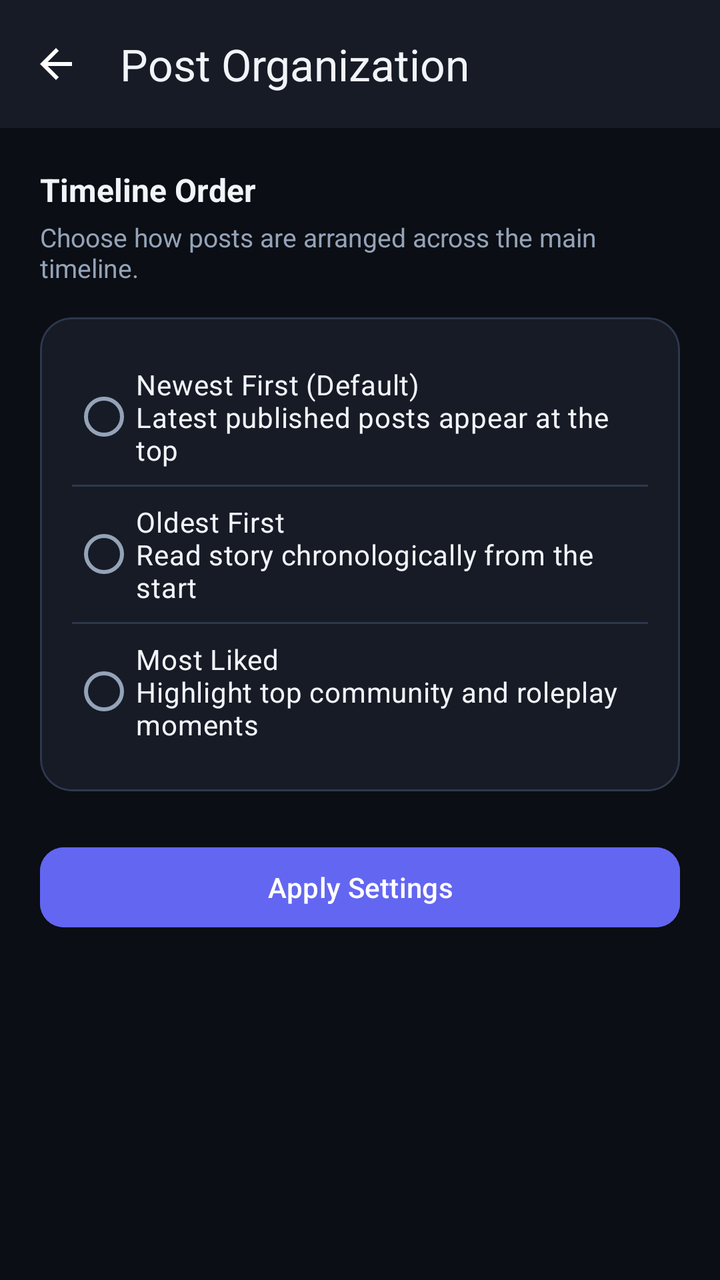
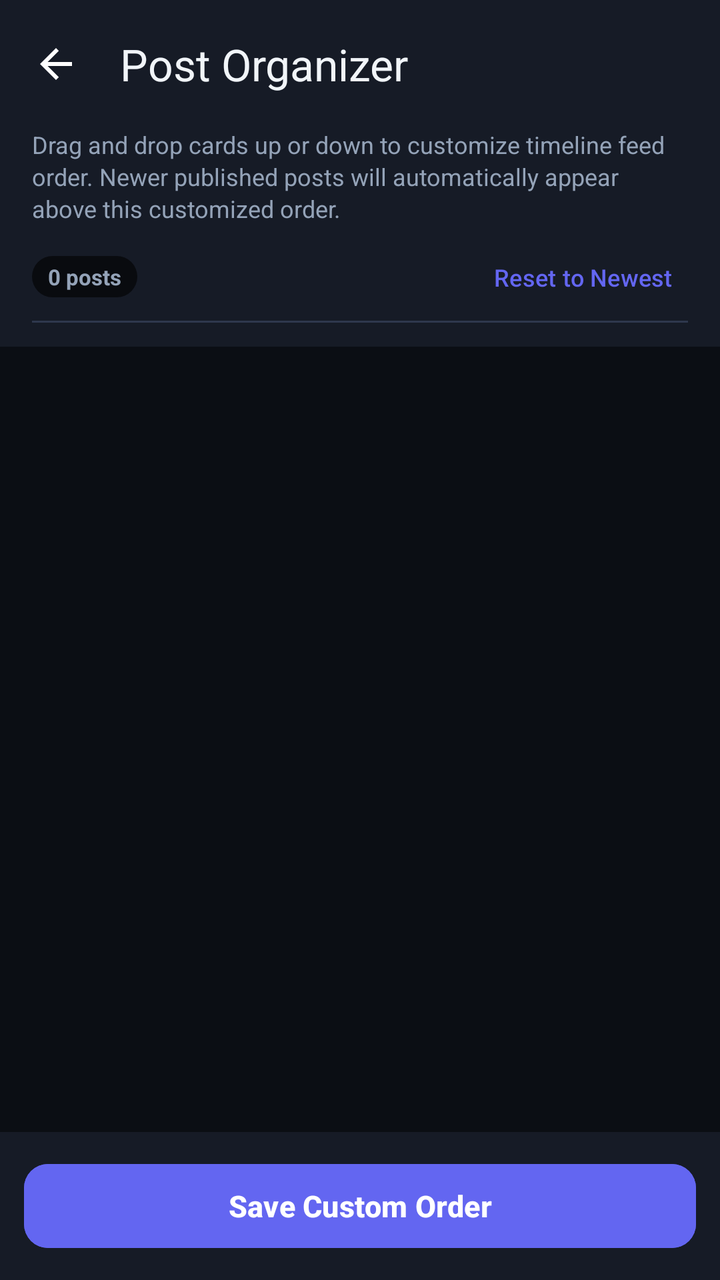

Screens rendered from an Android XML layout before and after an edit, with the pre-edit source and the edit as a unified diff.
<!-- AndroidManifest.xml: activity theme Theme.PersonaNet -->
<!-- res/layout/activity_post_organization.xml -->
<?xml version="1.0" encoding="utf-8"?>
<LinearLayout xmlns:android="http://schemas.android.com/apk/res/android"
    xmlns:app="http://schemas.android.com/apk/res-auto"
    android:layout_width="match_parent"
    android:layout_height="match_parent"
    android:background="@color/bg_midnight"
    android:orientation="vertical">

    <com.google.android.material.appbar.AppBarLayout
        android:id="@+id/app_bar_post_org"
        android:layout_width="match_parent"
        android:layout_height="wrap_content"
        android:background="@color/surface_card">

        <androidx.appcompat.widget.Toolbar
            android:id="@+id/toolbar_post_org"
            android:layout_width="match_parent"
            android:layout_height="?attr/actionBarSize"
            app:navigationIcon="@drawable/ic_back"
            app:title="Post Organization"
            app:titleTextColor="@color/text_primary" />
    </com.google.android.material.appbar.AppBarLayout>

    <LinearLayout
        android:layout_width="match_parent"
        android:layout_height="wrap_content"
        android:orientation="vertical"
        android:padding="20dp">

        <TextView
            android:layout_width="wrap_content"
            android:layout_height="wrap_content"
            android:text="Timeline Order"
            android:textColor="@color/text_primary"
            android:textSize="16sp"
            android:textStyle="bold" />

        <TextView
            android:layout_width="wrap_content"
            android:layout_height="wrap_content"
            android:layout_marginTop="4dp"
            android:text="Choose how posts are arranged across the main timeline."
            android:textColor="@color/text_secondary"
            android:textSize="13sp" />

        <com.google.android.material.card.MaterialCardView
            android:layout_width="match_parent"
            android:layout_height="wrap_content"
            android:layout_marginTop="16dp"
            app:cardBackgroundColor="@color/surface_card"
            app:cardCornerRadius="16dp"
            app:strokeColor="@color/border_divider"
            app:strokeWidth="1dp">

            <RadioGroup
                android:id="@+id/radio_group_post_sort"
                android:layout_width="match_parent"
                android:layout_height="wrap_content"
                android:padding="16dp">

                <RadioButton
                    android:id="@+id/radio_post_newest"
                    android:layout_width="match_parent"
                    android:layout_height="wrap_content"
                    android:paddingVertical="8dp"
                    android:text="Newest First (Default)\nLatest published posts appear at the top"
                    android:textColor="@color/text_primary" />

                <View
                    android:layout_width="match_parent"
                    android:layout_height="1dp"
                    android:background="@color/border_divider" />

                <RadioButton
                    android:id="@+id/radio_post_oldest"
                    android:layout_width="match_parent"
                    android:layout_height="wrap_content"
                    android:paddingVertical="8dp"
                    android:text="Oldest First\nRead story chronologically from the start"
                    android:textColor="@color/text_primary" />

                <View
                    android:layout_width="match_parent"
                    android:layout_height="1dp"
                    android:background="@color/border_divider" />

                <RadioButton
                    android:id="@+id/radio_post_most_liked"
                    android:layout_width="match_parent"
                    android:layout_height="wrap_content"
                    android:paddingVertical="8dp"
                    android:text="Most Liked\nHighlight top community and roleplay moments"
                    android:textColor="@color/text_primary" />
            </RadioGroup>
        </com.google.android.material.card.MaterialCardView>

        <com.google.android.material.button.MaterialButton
            android:id="@+id/btn_save_post_org"
            android:layout_width="match_parent"
            android:layout_height="48dp"
            android:layout_marginTop="24dp"
            android:backgroundTint="@color/indigo_primary"
            android:text="Apply Settings"
            android:textColor="@color/white"
            app:cornerRadius="12dp" />

    </LinearLayout>

</LinearLayout>
<!-- resources referenced by this layout -->
<resources>
  <color name="bg_midnight">#0B0E14</color>
  <color name="border_divider">#2E384D</color>
  <color name="indigo_primary">#6366F1</color>
  <color name="surface_card">#161B26</color>
  <color name="text_primary">#F1F5F9</color>
  <color name="text_secondary">#94A3B8</color>
  <color name="white">#FFFFFFFF</color>
  <!-- drawable ic_back (drawable) -->
  <vector xmlns:android="http://schemas.android.com/apk/res/android"
      android:width="24dp"
      android:height="24dp"
      android:viewportWidth="24"
      android:viewportHeight="24">
      <path
          android:fillColor="#FFFFFFFF"
          android:pathData="M20,11H7.83l5.59,-5.59L12,4l-8,8 8,8 1.41,-1.41L7.83,13H20v-2z" />
  </vector>
  <style name="Theme.PersonaNet" parent="Theme.Material3.DayNight.NoActionBar">
          
          <item name="colorPrimary">@color/indigo_primary</item>
          <item name="colorOnPrimary">@color/white</item>
          <item name="colorPrimaryContainer">@color/surface_elevated</item>
          <item name="colorOnPrimaryContainer">@color/text_primary</item>
          
          <item name="colorSecondary">@color/violet_accent</item>
          <item name="colorOnSecondary">@color/white</item>
  
          
          <item name="android:windowBackground">@color/bg_midnight</item>
          <item name="colorSurface">@color/surface_card</item>
          <item name="colorOnSurface">@color/text_primary</item>
          <item name="colorSurfaceVariant">@color/surface_elevated</item>
          <item name="colorOnSurfaceVariant">@color/text_secondary</item>
  
          
          <item name="android:statusBarColor">@color/bg_midnight</item>
          <item name="android:navigationBarColor">@color/bg_midnight</item>
          <item name="android:windowLightStatusBar">false</item>
          <item name="android:windowLightNavigationBar">false</item>
  
          <item name="android:textColorPrimary">@color/text_primary</item>
          <item name="android:textColorSecondary">@color/text_secondary</item>
      </style>
  <color name="surface_elevated">#1F2637</color>
  <color name="violet_accent">#8B5CF6</color>
</resources>

<!-- the commit's change to res/layout/activity_post_organization.xml (unified diff, before → after) -->
@@ -1,36 +1,129 @@
 <?xml version="1.0" encoding="utf-8"?>
-<LinearLayout xmlns:android="http://schemas.android.com/apk/res/android"
+<androidx.constraintlayout.widget.ConstraintLayout xmlns:android="http://schemas.android.com/apk/res/android"
     xmlns:app="http://schemas.android.com/apk/res-auto"
     android:layout_width="match_parent"
     android:layout_height="match_parent"
-    android:background="@color/bg_midnight"
-    android:orientation="vertical">
+    android:background="@color/bg_midnight">
 
+    
     <com.google.android.material.appbar.AppBarLayout
         android:id="@+id/app_bar_post_org"
-        android:layout_width="match_parent"
+        android:layout_width="0dp"
         android:layout_height="wrap_content"
-        android:background="@color/surface_card">
+        android:background="@color/surface_card"
+        app:layout_constraintEnd_toEndOf="parent"
+        app:layout_constraintStart_toStartOf="parent"
+        app:layout_constraintTop_toTopOf="parent">
 
         <androidx.appcompat.widget.Toolbar
             android:id="@+id/toolbar_post_org"
             android:layout_width="match_parent"
             android:layout_height="?attr/actionBarSize"
             app:navigationIcon="@drawable/ic_back"
-            app:title="Post Organization"
+            app:title="Post Organizer"
             app:titleTextColor="@color/text_primary" />
     </com.google.android.material.appbar.AppBarLayout>
 
+    
     <LinearLayout
-        android:layout_width="match_parent"
+        android:id="@+id/layout_org_header"
+        android:layout_width="0dp"
         android:layout_height="wrap_content"
+        android:background="@color/surface_card"
         android:orientation="vertical"
-        android:padding="20dp">
+        android:paddingHorizontal="16dp"
+        android:paddingBottom="12dp"
+        app:layout_constraintEnd_toEndOf="parent"
+        app:layout_constraintStart_toStartOf="parent"
+        app:layout_constraintTop_toBottomOf="@id/app_bar_post_org">
+
+        <TextView
+            android:layout_width="match_parent"
+            android:layout_height="wrap_content"
+            android:text="Drag and drop cards up or down to customize timeline feed order. Newer published posts will automatically appear above this customized order."
+            android:textColor="@color/text_secondary"
+            android:textSize="12sp"
+            android:lineSpacingExtra="2dp" />
+
+        <LinearLayout
+            android:layout_width="match_parent"
+            android:layout_height="wrap_content"
+            android:layout_marginTop="8dp"
+            android:gravity="center_vertical"
+            android:orientation="horizontal">
+
+            <TextView
+                android:id="@+id/text_post_count_badge"
+                android:layout_width="wrap_content"
+                android:layout_height="wrap_content"
+                android:background="@drawable/bg_counter_pill"
+                android:paddingHorizontal="8dp"
+                android:paddingVertical="3dp"
+                android:text="0 posts"
+                android:textColor="@color/text_secondary"
+                android:textSize="11sp"
+                android:textStyle="bold" />
+
+            <View
+                android:layout_width="0dp"
+                android:layout_height="1dp"
+                android:layout_weight="1" />
+
+            <com.google.android.material.button.MaterialButton
+                android:id="@+id/btn_reset_chronological"
+                style="@style/Widget.Material3.Button.TextButton"
+                android:layout_width="wrap_content"
+                android:layout_height="36dp"
+                android:paddingHorizontal="8dp"
+                android:text="Reset to Newest"
+                android:textColor="@color/indigo_primary"
+                android:textSize="12sp" />
+        </LinearLayout>
+        
+        <View
+            android:layout_width="match_parent"
+            android:layout_height="1dp"
+            android:layout_marginTop="4dp"
+            android:background="@color/border_divider" />
+    </LinearLayout>
+
+    
+    <androidx.recyclerview.widget.RecyclerView
+        android:id="@+id/recycler_post_organizer"
+        android:layout_width="0dp"
+        android:layout_height="0dp"
+        android:clipToPadding="false"
+        android:paddingVertical="8dp"
+        app:layout_constraintBottom_toTopOf="@id/layout_bottom_bar"
+        app:layout_constraintEnd_toEndOf="parent"
+        app:layout_constraintStart_toStartOf="parent"
+        app:layout_constraintTop_toBottomOf="@id/layout_org_header" />
+
+    
+    <LinearLayout
+        android:id="@+id/layout_empty_organizer"
+        android:layout_width="0dp"
+        android:layout_height="0dp"
+        android:gravity="center"
+        android:orientation="vertical"
+        android:padding="32dp"
+        android:visibility="gone"
+        app:layout_constraintBottom_toTopOf="@id/layout_bottom_bar"
+        app:layout_constraintEnd_toEndOf="parent"
+        app:layout_constraintStart_toStartOf="parent"
+        app:layout_constraintTop_toBottomOf="@id/layout_org_header">
+
+        <ImageView
+            android:layout_width="56dp"
+            android:layout_height="56dp"
+            android:src="@drawable/ic_feed"
+            app:tint="@color/text_tertiary" />
 
         <TextView
             android:layout_width="wrap_content"
             android:layout_height="wrap_content"
-            android:text="Timeline Order"
+            android:layout_marginTop="16dp"
+            android:text="No Posts to Organize"
             android:textColor="@color/text_primary"
             android:textSize="16sp"
             android:textStyle="bold" />
@@ -39,71 +132,35 @@
             android:layout_width="wrap_content"
             android:layout_height="wrap_content"
             android:layout_marginTop="4dp"
-            android:text="Choose how posts are arranged across the main timeline."
+            android:text="Create some posts first from the feed."
             android:textColor="@color/text_secondary"
             android:textSize="13sp" />
+    </LinearLayout>
 
-        <com.google.android.material.card.MaterialCardView
-            android:layout_width="match_parent"
-            android:layout_height="wrap_content"
-            android:layout_marginTop="16dp"
-            app:cardBackgroundColor="@color/surface_card"
-            app:cardCornerRadius="16dp"
-            app:strokeColor="@color/border_divider"
-            app:strokeWidth="1dp">
-
-            <RadioGroup
-                android:id="@+id/radio_group_post_sort"
-                android:layout_width="match_parent"
-                android:layout_height="wrap_content"
-                android:padding="16dp">
-
-                <RadioButton
-                    android:id="@+id/radio_post_newest"
-                    android:layout_width="match_parent"
-                    android:layout_height="wrap_content"
-                    android:paddingVertical="8dp"
-                    android:text="Newest First (Default)\nLatest published posts appear at the top"
-                    android:textColor="@color/text_primary" />
-
-                <View
-                    android:layout_width="match_parent"
-                    android:layout_height="1dp"
-                    android:background="@color/border_divider" />
-
-                <RadioButton
-                    android:id="@+id/radio_post_oldest"
-                    android:layout_width="match_parent"
-                    android:layout_height="wrap_content"
-                    android:paddingVertical="8dp"
-                    android:text="Oldest First\nRead story chronologically from the start"
-                    android:textColor="@color/text_primary" />
-
-                <View
-                    android:layout_width="match_parent"
-                    android:layout_height="1dp"
-                    android:background="@color/border_divider" />
-
-                <RadioButton
-                    android:id="@+id/radio_post_most_liked"
-                    android:layout_width="match_parent"
-                    android:layout_height="wrap_content"
-                    android:paddingVertical="8dp"
-                    android:text="Most Liked\nHighlight top community and roleplay moments"
-                    android:textColor="@color/text_primary" />
-            </RadioGroup>
-        </com.google.android.material.card.MaterialCardView>
+    
+    <LinearLayout
+        android:id="@+id/layout_bottom_bar"
+        android:layout_width="0dp"
+        android:layout_height="wrap_content"
+        android:background="@color/surface_card"
+        android:elevation="8dp"
+        android:orientation="vertical"
+        android:padding="12dp"
+        app:layout_constraintBottom_toBottomOf="parent"
+        app:layout_constraintEnd_toEndOf="parent"
+        app:layout_constraintStart_toStartOf="parent">
 
         <com.google.android.material.button.MaterialButton
             android:id="@+id/btn_save_post_org"
             android:layout_width="match_parent"
-            android:layout_height="48dp"
-            android:layout_marginTop="24dp"
+            android:layout_height="50dp"
             android:backgroundTint="@color/indigo_primary"
-            android:text="Apply Settings"
+            android:enabled="false"
+            android:text="Save Custom Order"
             android:textColor="@color/white"
+            android:textSize="15sp"
+            android:textStyle="bold"
             app:cornerRadius="12dp" />
-
     </LinearLayout>
 
-</LinearLayout>
+</androidx.constraintlayout.widget.ConstraintLayout>
<!-- resource entries referenced after the edit -->
@@ -6,7 +6,20 @@
   <color name="surface_card">#161B26</color>
   <color name="text_primary">#F1F5F9</color>
   <color name="text_secondary">#94A3B8</color>
+  <color name="text_tertiary">#64748B</color>
   <color name="white">#FFFFFFFF</color>
+  <!-- drawable bg_counter_pill (drawable) -->
+  <?xml version="1.0" encoding="utf-8"?>
+  <shape xmlns:android="http://schemas.android.com/apk/res/android"
+      android:shape="rectangle">
+      <solid android:color="#99000000" />
+      <corners android:radius="12dp" />
+      <padding
+          android:left="8dp"
+          android:top="3dp"
+          android:right="8dp"
+          android:bottom="3dp" />
+  </shape>
   <!-- drawable ic_back (drawable) -->
   <vector xmlns:android="http://schemas.android.com/apk/res/android"
       android:width="24dp"
@@ -16,6 +29,16 @@
       <path
           android:fillColor="#FFFFFFFF"
           android:pathData="M20,11H7.83l5.59,-5.59L12,4l-8,8 8,8 1.41,-1.41L7.83,13H20v-2z" />
+  </vector>
+  <!-- drawable ic_feed (drawable) -->
+  <vector xmlns:android="http://schemas.android.com/apk/res/android"
+      android:width="24dp"
+      android:height="24dp"
+      android:viewportWidth="24"
+      android:viewportHeight="24">
+      <path
+          android:fillColor="#FFFFFFFF"
+          android:pathData="M3,4h18v3H3V4zm0,6h12v3H3v-3zm0,6h18v3H3v-3z" />
   </vector>
   <style name="Theme.PersonaNet" parent="Theme.Material3.DayNight.NoActionBar">
           
